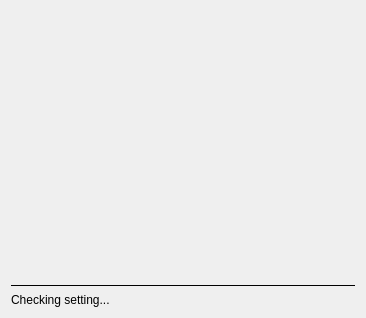
Qt form turbin/gui/splash.ui (apinprastya/sultan) before a commit.
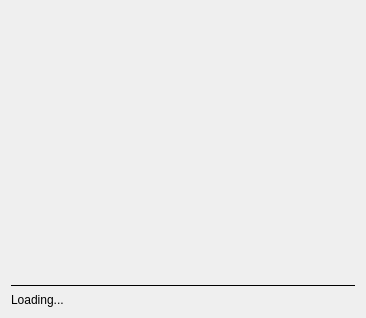
The same form after that commit. Icons and pictures are not drawn.

```diff
--- a/turbin/gui/splash.ui
+++ b/turbin/gui/splash.ui
@@ -66,7 +66,7 @@
    <item>
     <widget class="QLabel" name="labelLoading">
      <property name="text">
-      <string>Checking setting...</string>
+      <string>Loading...</string>
      </property>
     </widget>
    </item>
```
